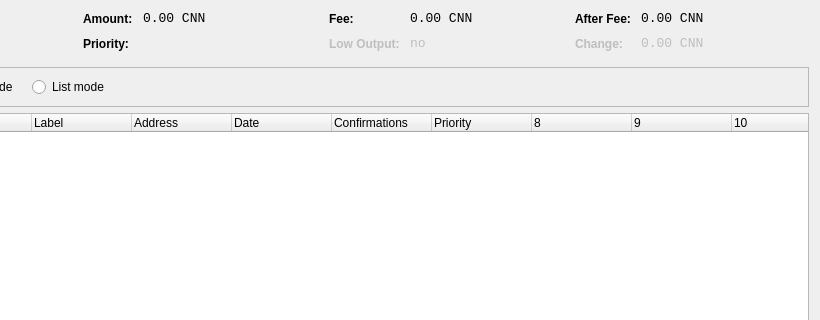
Above: src/qt/forms/coincontroldialog.ui from cannationproject/cannation before the change; both pictures show x 180 to 1000 and y 0 to 320 of the 1000 by 500 pixel window. Below: the same form after it.
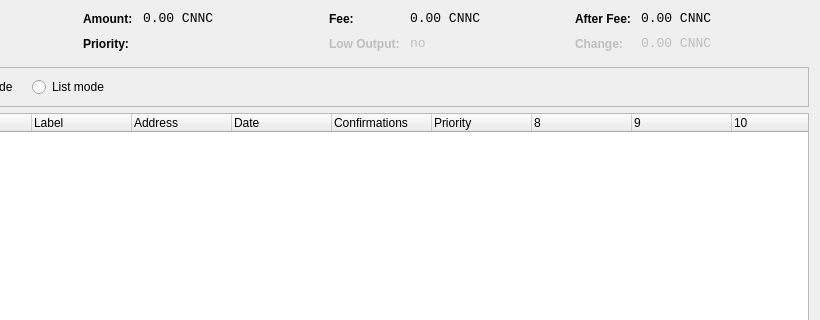
That is the form after the change. Custom widgets are drawn as their Qt base class.

The edit to the form file:
```diff
--- a/src/qt/forms/coincontroldialog.ui
+++ b/src/qt/forms/coincontroldialog.ui
@@ -141,7 +141,7 @@
           <enum>Qt::ActionsContextMenu</enum>
          </property>
          <property name="text">
-          <string notr="true">0.00 CNN</string>
+          <string notr="true">0.00 CNNC</string>
          </property>
          <property name="textInteractionFlags">
           <set>Qt::LinksAccessibleByMouse|Qt::TextSelectableByKeyboard|Qt::TextSelectableByMouse</set>
@@ -221,7 +221,7 @@
           <enum>Qt::ActionsContextMenu</enum>
          </property>
          <property name="text">
-          <string notr="true">0.00 CNN</string>
+          <string notr="true">0.00 CNNC</string>
          </property>
          <property name="textInteractionFlags">
           <set>Qt::LinksAccessibleByMouse|Qt::TextSelectableByKeyboard|Qt::TextSelectableByMouse</set>
@@ -307,7 +307,7 @@
           <enum>Qt::ActionsContextMenu</enum>
          </property>
          <property name="text">
-          <string notr="true">0.00 CNN</string>
+          <string notr="true">0.00 CNNC</string>
          </property>
          <property name="textInteractionFlags">
           <set>Qt::LinksAccessibleByMouse|Qt::TextSelectableByKeyboard|Qt::TextSelectableByMouse</set>
@@ -345,7 +345,7 @@
           <enum>Qt::ActionsContextMenu</enum>
          </property>
          <property name="text">
-          <string notr="true">0.00 CNN</string>
+          <string notr="true">0.00 CNNC</string>
          </property>
          <property name="textInteractionFlags">
           <set>Qt::LinksAccessibleByMouse|Qt::TextSelectableByKeyboard|Qt::TextSelectableByMouse</set>
```
